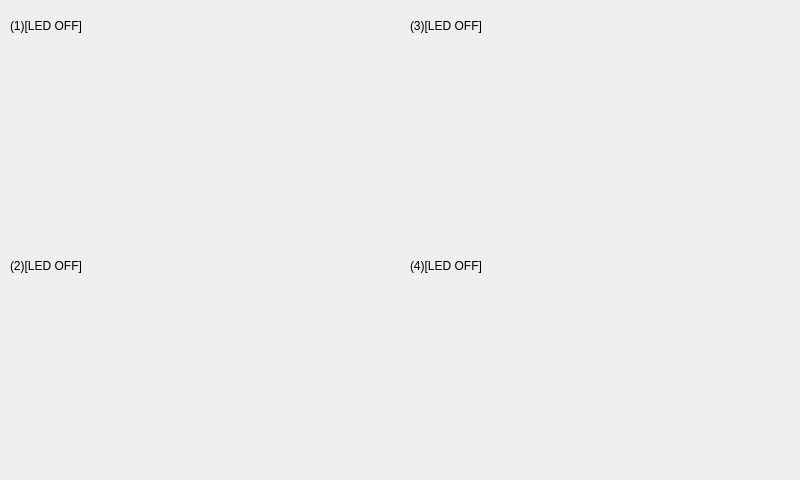
louie1386/QT_Cube_PD, file Cube/widget.ui: the form before one commit.
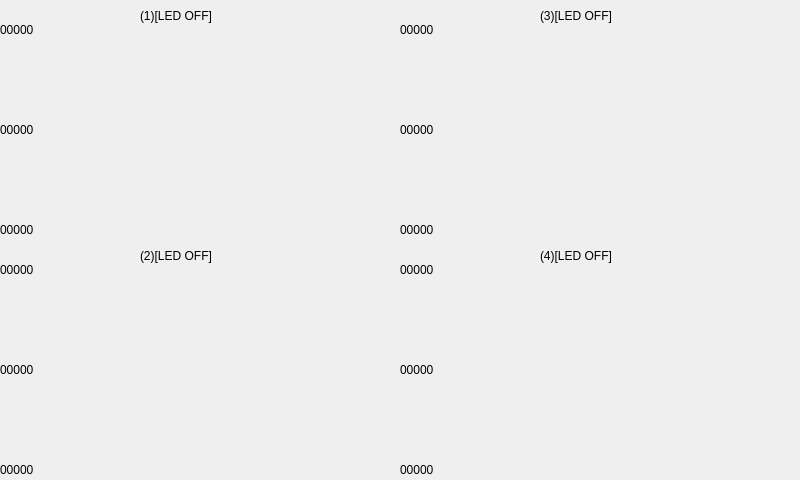
The form after the commit.

What changed in the file:
```diff
--- a/Cube/widget.ui
+++ b/Cube/widget.ui
@@ -25,8 +25,8 @@
    <widget class="QLabel" name="label_1">
     <property name="geometry">
      <rect>
-      <x>10</x>
-      <y>10</y>
+      <x>140</x>
+      <y>0</y>
       <width>121</width>
       <height>31</height>
      </rect>
@@ -38,6 +38,45 @@
      <string>(1)[LED OFF]</string>
     </property>
    </widget>
+   <widget class="QLabel" name="labelN1_1">
+    <property name="geometry">
+     <rect>
+      <x>0</x>
+      <y>220</y>
+      <width>35</width>
+      <height>20</height>
+     </rect>
+    </property>
+    <property name="text">
+     <string>00000</string>
+    </property>
+   </widget>
+   <widget class="QLabel" name="labelN1_2">
+    <property name="geometry">
+     <rect>
+      <x>0</x>
+      <y>120</y>
+      <width>35</width>
+      <height>20</height>
+     </rect>
+    </property>
+    <property name="text">
+     <string>00000</string>
+    </property>
+   </widget>
+   <widget class="QLabel" name="labelN1_3">
+    <property name="geometry">
+     <rect>
+      <x>0</x>
+      <y>20</y>
+      <width>35</width>
+      <height>20</height>
+     </rect>
+    </property>
+    <property name="text">
+     <string>00000</string>
+    </property>
+   </widget>
   </widget>
   <widget class="QWidget" name="widget_D2" native="true">
    <property name="geometry">
@@ -51,8 +90,8 @@
    <widget class="QLabel" name="label_2">
     <property name="geometry">
      <rect>
-      <x>10</x>
-      <y>10</y>
+      <x>140</x>
+      <y>0</y>
       <width>121</width>
       <height>31</height>
      </rect>
@@ -64,6 +103,45 @@
      <string>(2)[LED OFF]</string>
     </property>
    </widget>
+   <widget class="QLabel" name="labelN2_1">
+    <property name="geometry">
+     <rect>
+      <x>0</x>
+      <y>220</y>
+      <width>35</width>
+      <height>20</height>
+     </rect>
+    </property>
+    <property name="text">
+     <string>00000</string>
+    </property>
+   </widget>
+   <widget class="QLabel" name="labelN2_2">
+    <property name="geometry">
+     <rect>
+      <x>0</x>
+      <y>120</y>
+      <width>35</width>
+      <height>20</height>
+     </rect>
+    </property>
+    <property name="text">
+     <string>00000</string>
+    </property>
+   </widget>
+   <widget class="QLabel" name="labelN2_3">
+    <property name="geometry">
+     <rect>
+      <x>0</x>
+      <y>20</y>
+      <width>35</width>
+      <height>20</height>
+     </rect>
+    </property>
+    <property name="text">
+     <string>00000</string>
+    </property>
+   </widget>
   </widget>
   <widget class="QWidget" name="widget_D3" native="true">
    <property name="geometry">
@@ -77,8 +155,8 @@
    <widget class="QLabel" name="label_3">
     <property name="geometry">
      <rect>
-      <x>10</x>
-      <y>10</y>
+      <x>140</x>
+      <y>0</y>
       <width>121</width>
       <height>31</height>
      </rect>
@@ -106,6 +184,45 @@
      <bool>true</bool>
     </property>
    </widget>
+   <widget class="QLabel" name="labelN3_1">
+    <property name="geometry">
+     <rect>
+      <x>0</x>
+      <y>220</y>
+      <width>35</width>
+      <height>20</height>
+     </rect>
+    </property>
+    <property name="text">
+     <string>00000</string>
+    </property>
+   </widget>
+   <widget class="QLabel" name="labelN3_2">
+    <property name="geometry">
+     <rect>
+      <x>0</x>
+      <y>120</y>
+      <width>35</width>
+      <height>20</height>
+     </rect>
+    </property>
+    <property name="text">
+     <string>00000</string>
+    </property>
+   </widget>
+   <widget class="QLabel" name="labelN3_3">
+    <property name="geometry">
+     <rect>
+      <x>0</x>
+      <y>20</y>
+      <width>35</width>
+      <height>20</height>
+     </rect>
+    </property>
+    <property name="text">
+     <string>00000</string>
+    </property>
+   </widget>
   </widget>
   <widget class="QWidget" name="widget_D4" native="true">
    <property name="geometry">
@@ -119,8 +236,8 @@
    <widget class="QLabel" name="label_4">
     <property name="geometry">
      <rect>
-      <x>10</x>
-      <y>10</y>
+      <x>140</x>
+      <y>0</y>
       <width>121</width>
       <height>31</height>
      </rect>
@@ -132,6 +249,45 @@
      <string>(4)[LED OFF]</string>
     </property>
    </widget>
+   <widget class="QLabel" name="labelN4_1">
+    <property name="geometry">
+     <rect>
+      <x>0</x>
+      <y>220</y>
+      <width>35</width>
+      <height>20</height>
+     </rect>
+    </property>
+    <property name="text">
+     <string>00000</string>
+    </property>
+   </widget>
+   <widget class="QLabel" name="labelN4_2">
+    <property name="geometry">
+     <rect>
+      <x>0</x>
+      <y>120</y>
+      <width>35</width>
+      <height>20</height>
+     </rect>
+    </property>
+    <property name="text">
+     <string>00000</string>
+    </property>
+   </widget>
+   <widget class="QLabel" name="labelN4_3">
+    <property name="geometry">
+     <rect>
+      <x>0</x>
+      <y>20</y>
+      <width>35</width>
+      <height>20</height>
+     </rect>
+    </property>
+    <property name="text">
+     <string>00000</string>
+    </property>
+   </widget>
   </widget>
  </widget>
  <layoutdefault spacing="6" margin="11"/>
```
